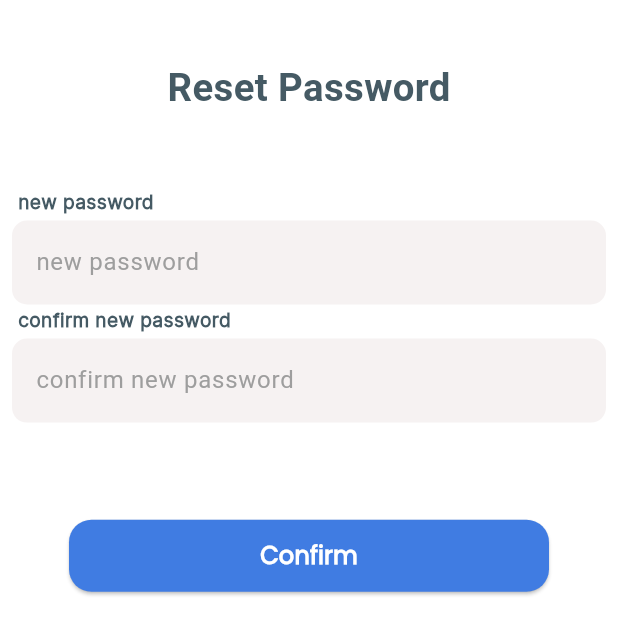
After one commit to Mahmoud-Mohammed-Abd-elsamad/Pharmacy-app, a Flutter app: the ForgetPasswordScreen screen opened by its route, after a tap on "Continue", after a tap on "Submit", on a phone screen of 412 x 824 dp. The commit adds this screen. Shown: the top 635 px of the screen. Run offline on Flutter 3.47's test engine with Material 3 defaults, Android fonts, the phone set to English and light mode, and no system bars; our stand-ins replace bloc, expandable_page_view, flutter_svg.

Commit message:
finish forget password & reset & verification screen UI

```diff
--- a/lib/congfig/routes/routes.dart
+++ b/lib/congfig/routes/routes.dart
@@ -1,4 +1,5 @@
 import 'package:farmacy_app/features/RegisterScreen/presentation/pages/register_screen.dart';
+import 'package:farmacy_app/features/forget_password_screen/presentation/pages/forget_password_screen.dart';
 import 'package:farmacy_app/features/location_screen/presentation/pages/location_screen.dart';
 import 'package:farmacy_app/features/login_screen/presentation/pages/login_screen.dart';
 import 'package:farmacy_app/features/splash_screen/presentation/pages/splash_screen.dart';
@@ -15,6 +16,7 @@ class Routes{
   static const String locationScreen = "locationScreen";
   static const String loginScreen = "loginScreen";
   static const String registerScreen = "registerScreen";
+  static const String forgetPasswordScreen = "forgetPasswordScreen";
   static const String governorateScreen = "governorateScreen";
   static const String homeScreen = "homeScreen";
 
@@ -47,6 +49,11 @@ class AppRouts{
         return MaterialPageRoute(builder: (context){
           return  const RegisterScreen();
         });
+      case Routes.forgetPasswordScreen:
+        return MaterialPageRoute(builder: (context){
+          return  const ForgetPasswordScreen();
+        });
+
       case Routes.homeScreen:
         return MaterialPageRoute(builder: (context){
           return  const HomeScreen();
--- a/lib/core/utils/widgets/custom_button.dart
+++ b/lib/core/utils/widgets/custom_button.dart
@@ -6,10 +6,11 @@ import '../app_styles.dart';
 
 class CustomButton extends StatelessWidget {
   const CustomButton({
-    super.key,required this.onPressed, required this.text,  this.height,  this.width, this.backColor,
+    super.key,required this.onPressed, required this.text,  this.height,  this.width, this.backColor, this.textColor,
   });
 
   final String text;
+  final Color? textColor;
   final void Function()? onPressed;
   final Color? backColor;
   final double? height;
@@ -24,14 +25,14 @@ class CustomButton extends StatelessWidget {
         style: ElevatedButton.styleFrom(
           backgroundColor: backColor ?? Colors.white,
           shape: RoundedRectangleBorder(
-              side: const BorderSide(color: AppStyles.secondaryColor, width: 1.0),
-              borderRadius: BorderRadius.circular(8.0)
+              side: const BorderSide(color: Colors.transparent, width: 1.0),
+              borderRadius: BorderRadius.circular(15)
 
           ),
 
         ),
         onPressed: onPressed,
-        child: Text(text,style: AppStyles.semiBold20(context).copyWith(color: Colors.white),),
+        child: Text(text,style: AppStyles.semiBold20(context).copyWith(color: textColor ?? Colors.white),),
       ),
     );
   }
--- /dev/null
+++ b/lib/features/forget_password_screen/presentation/pages/forget_password_screen.dart
@@ -0,0 +1,97 @@
+import 'package:farmacy_app/core/utils/assets.dart';
+import 'package:farmacy_app/core/utils/widgets/custom_button.dart';
+import 'package:flutter/cupertino.dart';
+import 'package:flutter/material.dart';
+import 'package:flutter/services.dart';
+import 'package:flutter_svg/flutter_svg.dart';
+
+import '../../../../core/utils/app_styles.dart';
+import '../../../../core/utils/widgets/custom_text_field.dart';
+import '../../../../core/utils/widgets/custom_title.dart';
+import '../widgets/forget_password_reset_passowrd_widget.dart';
+import '../widgets/forget_password_verification_widget.dart';
+
+class ForgetPasswordScreen extends StatefulWidget {
+  const ForgetPasswordScreen({super.key});
+
+  @override
+  State<ForgetPasswordScreen> createState() => _ForgetPasswordScreenState();
+}
+
+class _ForgetPasswordScreenState extends State<ForgetPasswordScreen> {
+  final _formKey = GlobalKey<FormState>();
+
+  bool isVerificationCode = false;
+  bool isResetPassword = false;
+
+  @override
+  Widget build(BuildContext context) {
+    return Scaffold(
+      backgroundColor: Colors.white,
+      body: isVerificationCode
+          ? ForgetPasswordVerificationWidget(
+              ontTape: ontTape,
+            )
+          : isResetPassword
+              ? const ForgetPasswordResetPasswordWidget()
+              : _forgetPasswordMainBody(context),
+    );
+  }
+
+  void ontTape() {
+    setState(() {
+      isVerificationCode = false;
+      isResetPassword = true;
+    });
+  }
+
+  Padding _forgetPasswordMainBody(BuildContext context) {
+    return Padding(
+      padding: const EdgeInsets.all(8.0),
+      child: Column(
+        crossAxisAlignment: CrossAxisAlignment.start,
+        children: [
+          const SizedBox(
+            height: 32,
+          ),
+          Center(
+            child: SvgPicture.asset(Assets.lookImage),
+          ),
+          const SizedBox(
+            height: 32,
+          ),
+          Center(
+              child: Text("Forgot Password",
+                  style: AppStyles.bold32(context)
+                      .copyWith(color: const Color(0xff455A64)))),
+          const SizedBox(
+            height: 48,
+          ),
+          const CustomTitle(
+            title: 'email',
+          ),
+          CustomTextField(
+            text: 'email address',
+            controller: TextEditingController(),
+          ),
+          const SizedBox(
+            height: 64,
+          ),
+          Center(
+              child: CustomButton(
+            onPressed: () {
+              setState(() {
+                isVerificationCode = true;
+                isResetPassword = false;
+              });
+            },
+            text: "Continue",
+            height: 48,
+            width: 320,
+            backColor: AppStyles.secondaryColor,
+          )),
+        ],
+      ),
+    );
+  }
+}
--- /dev/null
+++ b/lib/features/forget_password_screen/presentation/widgets/forget_password_reset_passowrd_widget.dart
@@ -0,0 +1,58 @@
+import 'package:flutter/cupertino.dart';
+
+import '../../../../core/utils/app_styles.dart';
+import '../../../../core/utils/widgets/custom_button.dart';
+import '../../../../core/utils/widgets/custom_text_field.dart';
+import '../../../../core/utils/widgets/custom_title.dart';
+
+class ForgetPasswordResetPasswordWidget extends StatelessWidget {
+  const ForgetPasswordResetPasswordWidget({super.key});
+
+  @override
+  Widget build(BuildContext context) {
+    return Padding(
+      padding: const EdgeInsets.all(8.0),
+      child: Column(
+        crossAxisAlignment: CrossAxisAlignment.start,
+        children: [
+          const SizedBox(
+            height: 32,
+          ),
+          Center(
+              child: Text("Reset Password",
+                  style: AppStyles.bold32(context)
+                      .copyWith(color: const Color(0xff455A64)))),
+          const SizedBox(
+            height: 48,
+          ),
+          const CustomTitle(
+            title: 'new password',
+          ),
+          CustomTextField(
+            text: 'new password',
+            controller: TextEditingController(),
+          ),
+          const CustomTitle(
+            title: 'confirm new password',
+          ),
+          CustomTextField(
+            text: 'confirm new password',
+            controller: TextEditingController(),
+          ),
+          const SizedBox(
+            height: 64,
+          ),
+          Center(
+              child: CustomButton(
+                onPressed: () {
+                },
+                text: "Confirm",
+                height: 48,
+                width: 320,
+                backColor: AppStyles.secondaryColor,
+              )),
+        ],
+      ),
+    );;
+  }
+}
--- /dev/null
+++ b/lib/features/forget_password_screen/presentation/widgets/forget_password_verification_widget.dart
@@ -0,0 +1,138 @@
+import 'package:flutter/cupertino.dart';
+import 'package:flutter/material.dart';
+import 'package:flutter/services.dart';
+
+import '../../../../core/utils/app_styles.dart';
+import '../../../../core/utils/widgets/custom_button.dart';
+
+class ForgetPasswordVerificationWidget extends StatefulWidget {
+  ForgetPasswordVerificationWidget({super.key, this.ontTape});
+
+  final void Function()? ontTape;
+  @override
+  State<ForgetPasswordVerificationWidget> createState() =>
+      _ForgetPasswordVerificationWidgetState();
+}
+
+class _ForgetPasswordVerificationWidgetState
+    extends State<ForgetPasswordVerificationWidget> {
+  List<TextEditingController> otpController =
+      List.generate(6, (index) => TextEditingController());
+
+  @override
+  Widget build(BuildContext context) {
+    return Column(
+      children: [
+        const SizedBox(
+          height: 32,
+        ),
+        Center(
+            child: Text("Verification Code",
+                style: AppStyles.extraBold24(context)
+                    .copyWith(color: const Color(0xff455A64)))),
+        const SizedBox(
+          height: 28,
+        ),
+        Center(
+          child: Column(
+            crossAxisAlignment: CrossAxisAlignment.start,
+            children: [
+              Text("Enter code that we have sent yo your email",
+                  style: AppStyles.regular14(context)),
+              Text("example@gmail.com", style: AppStyles.regular14(context)),
+            ],
+          ),
+        ),
+        const SizedBox(
+          height: 32,
+        ),
+        _generateTextFormField(),
+        const SizedBox(
+          height: 70,
+        ),
+        CustomButton(
+          onPressed:widget.ontTape,
+          text: "Submit",
+          textColor: const Color(0XFF757575),
+          height: 48,
+          width: 320,
+          backColor: Colors.grey,
+        ),
+        SizedBox(
+          height: 30,
+        ),
+        Text("Resend code",
+            style: AppStyles.semiBold16(context)
+                .copyWith(color: Color(0xff45A2CF))),
+      ],
+    );
+  }
+
+  Widget _generateTextFormField() {
+    return Column(
+      mainAxisAlignment: MainAxisAlignment.center,
+      children: [
+        Row(
+          mainAxisAlignment: MainAxisAlignment.spaceEvenly,
+          children: List.generate(
+            otpController.length,
+            (index) {
+              return _textFormField(index);
+            },
+          ),
+        ),
+      ],
+    );
+  }
+
+  Widget _textFormField(int index) {
+    return Center(
+      child: SizedBox(
+        height: 50,
+        width: 70,
+        child: TextFormField(
+          textAlign: TextAlign.center,
+          keyboardType: TextInputType.number,
+          controller: otpController[index],
+          inputFormatters: [
+            FilteringTextInputFormatter.digitsOnly,
+            LengthLimitingTextInputFormatter(1),
+          ],
+          decoration: InputDecoration(
+            enabledBorder: OutlineInputBorder(
+              borderRadius: BorderRadius.circular(10),
+              borderSide: const BorderSide(
+                color: Colors.black,
+              ),
+            ),
+            focusedBorder: OutlineInputBorder(
+              borderRadius: BorderRadius.circular(10),
+              borderSide: const BorderSide(
+                color: Colors.blueAccent,
+              ),
+            ),
+          ),
+          onChanged: (value) {
+            if (value.isEmpty) {
+              _focusPreviousField(index);
+            } else {
+              _focusNextField(index + 1);
+            }
+          },
+        ),
+      ),
+    );
+  }
+
+  void _focusNextField(int index) {
+    if (index < 6) {
+      FocusScope.of(context).nextFocus();
+    }
+  }
+
+  void _focusPreviousField(int index) {
+    if (index > 0) {
+      FocusScope.of(context).previousFocus();
+    }
+  }
+}
--- a/lib/features/login_screen/presentation/pages/login_screen.dart
+++ b/lib/features/login_screen/presentation/pages/login_screen.dart
@@ -8,12 +8,12 @@ import '../../../../core/utils/widgets/custom_text_field.dart';
 import '../../../../core/utils/widgets/custom_title.dart';
 
 class LoginScreen extends StatefulWidget {
-   LoginScreen({super.key});
+  LoginScreen({super.key});
 
   @override
   State<LoginScreen> createState() => _LoginScreenState();
 
- bool  _switchValue = false;
+  bool _switchValue = false;
 }
 
 class _LoginScreenState extends State<LoginScreen> {
@@ -31,46 +31,92 @@ class _LoginScreenState extends State<LoginScreen> {
                 child: Text("Login", style: AppStyles.bold36(context)),
               ),
             ),
-            Spacer(flex: 1,),
-            const CustomTitle(title: 'email',),
-            CustomTextField(text: 'email', controller: TextEditingController(),),
-            const CustomTitle(title: 'password',),
-            CustomTextField(text: 'password', controller: TextEditingController(),),
-            const SizedBox(height: 18,),
+            Spacer(
+              flex: 1,
+            ),
+            const CustomTitle(
+              title: 'email',
+            ),
+            CustomTextField(
+              text: 'email',
+              controller: TextEditingController(),
+            ),
+            const CustomTitle(
+              title: 'password',
+            ),
+            CustomTextField(
+              text: 'password',
+              controller: TextEditingController(),
+            ),
+            const SizedBox(
+              height: 18,
+            ),
             Row(
               children: [
                 CupertinoSwitch(
-                  thumbColor:widget._switchValue ? Colors.white : Colors.grey,
+                  thumbColor: widget._switchValue ? Colors.white : Colors.grey,
                   activeColor: const Color(0xff407CE2),
-
-                  value:widget. _switchValue,
+                  value: widget._switchValue,
                   onChanged: (value) {
                     setState(() {
                       widget._switchValue = value;
                     });
                   },
-                ),Text("Remember me",style: AppStyles.regular14(context),),
-                Spacer(),Text("Forgot password?",style: AppStyles.regular14(context),),
+                ),
+                Text(
+                  "Remember me",
+                  style: AppStyles.regular14(context),
+                ),
+                const Spacer(),
+                InkWell(
+                  onTap: (){
+                    Navigator.pushNamed(context, Routes.forgetPasswordScreen);
+                  },
+                  child: Text(
+                    "Forgot password?",
+                    style: AppStyles.regular14(context),
+                  ),
+                ),
               ],
             ),
-            const SizedBox(height: 32,),
-            Center(child: CustomButton(onPressed: (){}, text: "Login",height: 48,width: 320,backColor: AppStyles.secondaryColor,)),
-            const SizedBox(height: 24,),
-           Center(
+            const SizedBox(
+              height: 32,
+            ),
+            Center(
+                child: CustomButton(
+              onPressed: () {},
+              text: "Login",
+              height: 48,
+              width: 320,
+              backColor: AppStyles.secondaryColor,
+            )),
+            const SizedBox(
+              height: 24,
+            ),
+            Center(
               child: Row(
                 mainAxisAlignment: MainAxisAlignment.center,
                 children: [
-                  Text("Don’t have an account? ",style: AppStyles.regular14(context),),
+                  Text(
+                    "Don’t have an account? ",
+                    style: AppStyles.regular14(context),
+                  ),
                   InkWell(
-                      onTap: (){
-                        Navigator.pushNamedAndRemoveUntil(context, Routes.registerScreen, (route) => false);
+                      onTap: () {
+                        Navigator.pushNamedAndRemoveUntil(
+                            context, Routes.registerScreen, (route) => false);
                       },
-                      child: Text("Signup",style: AppStyles.regular14(context).copyWith(color: AppStyles.secondaryColor),)),
+                      child: Text(
+                        "Signup",
+                        style: AppStyles.regular14(context)
+                            .copyWith(color: AppStyles.secondaryColor),
+                      )),
                 ],
               ),
             ),
-            const Spacer(flex: 2,),
-
+            const Spacer(
+              flex: 2,
+            ),
           ],
         ),
       ),
```
